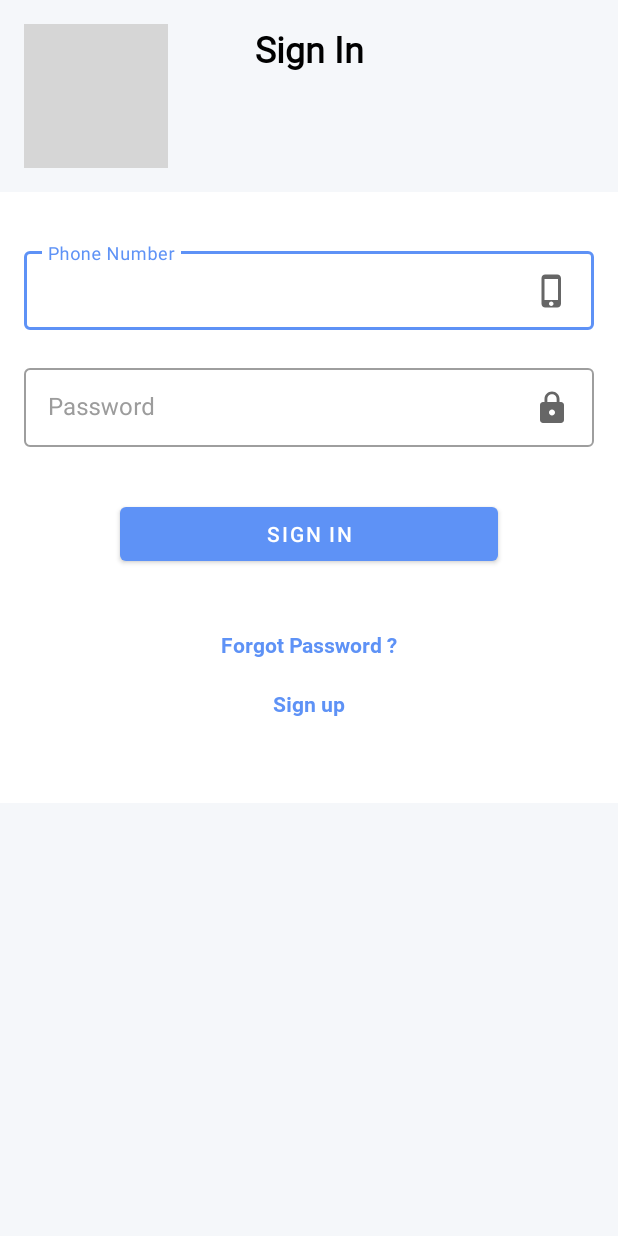
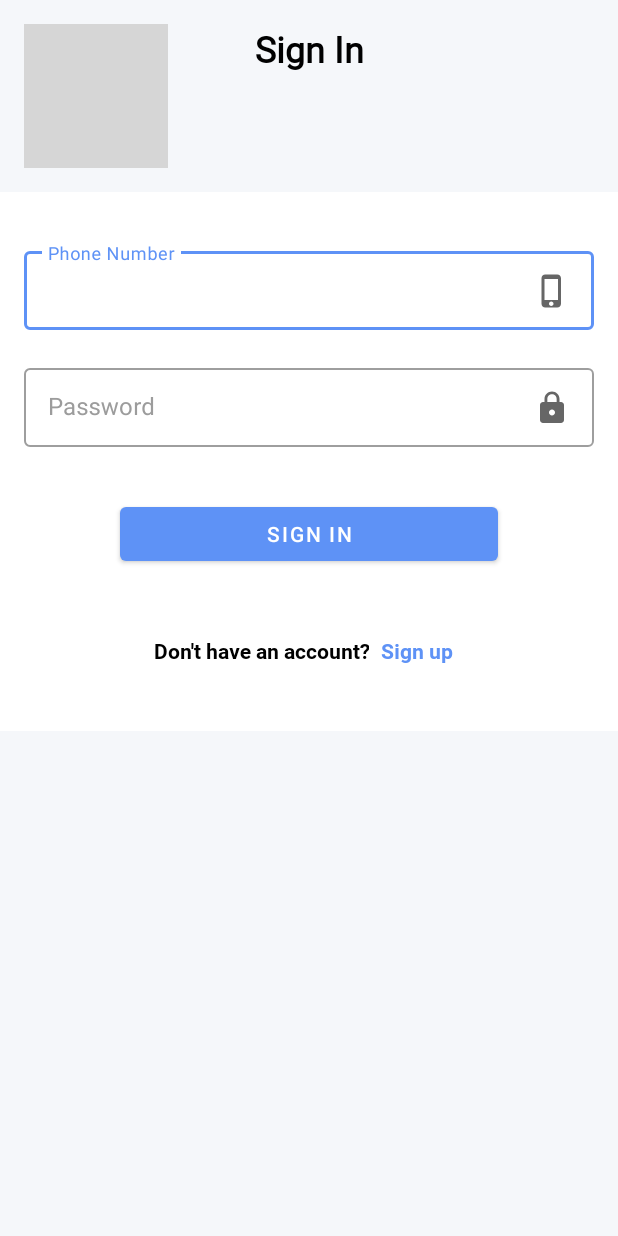
Before and after one commit to Anasmb/IS499_Barbershop, an Android app: the screen it shows after launch (SigninActivity), item 2 of the bottom bar chosen, on a phone screen of 412 x 824 dp. Run offline under Robolectric (Android 15) with nearby library versions, the light colour scheme and no system bars; our stand-ins replace Volley; libraries missing offline, so code that uses them is left out: com.vishnusivadas.advanced_httpurlconnection; network calls fail; grey boxes are pictures that could not be loaded.

Commit message:
+ minor bug fixes

```diff
--- a/app/src/main/java/com/example/barbershop/AppointmentFragment.java
+++ b/app/src/main/java/com/example/barbershop/AppointmentFragment.java
@@ -111,7 +111,7 @@ public class AppointmentFragment extends Fragment implements AppointmentAdapter.
         }, new Response.ErrorListener() {
             @Override
             public void onErrorResponse(VolleyError error) { // this method will execute if there is error
-                Toast.makeText(getActivity(),error.getMessage(), Toast.LENGTH_LONG).show();
+                Log.d("php", "Unable to connect to Database");
             }
         });
 
--- a/app/src/main/java/com/example/barbershop/CreateAccountActivity.java
+++ b/app/src/main/java/com/example/barbershop/CreateAccountActivity.java
@@ -93,7 +93,7 @@ public class CreateAccountActivity extends AppCompatActivity {
                                 finish();
                             }
                             else {
-                                Toast.makeText(getApplicationContext(),result,Toast.LENGTH_LONG).show();
+                                Toast.makeText(getApplicationContext(),"Unable to connect to Database", Toast.LENGTH_SHORT).show();
                                 Log.d("php", result);
                                 signupButton.setClickable(true);
                             }
--- a/app/src/main/java/com/example/barbershop/OfferFragment.java
+++ b/app/src/main/java/com/example/barbershop/OfferFragment.java
@@ -84,7 +84,7 @@ public class OfferFragment extends Fragment {
         }, new Response.ErrorListener() {
             @Override
             public void onErrorResponse(VolleyError error) { // this method will execute if there is error
-                Log.d("php", "onErrorResponse: " + error);
+                Log.d("php", "Unable to connect to Database");
             }
         });
 
--- a/app/src/main/java/com/example/barbershop/SigninActivity.java
+++ b/app/src/main/java/com/example/barbershop/SigninActivity.java
@@ -84,7 +84,7 @@ public class SigninActivity extends AppCompatActivity {
                                     saveCustomerInfo();
                                 }
                                 else {
-                                    Toast.makeText(getApplicationContext(),result,Toast.LENGTH_LONG).show();
+                                    Toast.makeText(getApplicationContext(),"Unable to connect to Database", Toast.LENGTH_SHORT).show();
                                     Log.d("php", result);
                                     signinButton.setClickable(true);
                                 }
--- a/app/src/main/res/layout/activity_signin.xml
+++ b/app/src/main/res/layout/activity_signin.xml
@@ -54,7 +54,7 @@
                 android:id="@+id/signinPhoneNumberEditText"
                 android:layout_width="match_parent"
                 android:layout_height="match_parent"
-                android:inputType="textEmailAddress"
+                android:inputType="number"
                 android:drawableRight="@drawable/ic_baseline_phone_iphone_24"
                 android:singleLine="true"
                 android:maxLength="10"/>
@@ -89,24 +89,44 @@
             android:layout_marginVertical="24dp"
             android:text="Sign in"/>
 
-        <TextView
+<!--        <TextView-->
+<!--            android:layout_width="match_parent"-->
+<!--            android:layout_height="wrap_content"-->
+<!--            android:layout_marginTop="16dp"-->
+<!--            android:text="Forgot Password ?"-->
+<!--            android:textColor="@color/skyBlue"-->
+<!--            android:fontFamily="@font/roboto_bold"-->
+<!--            android:textAlignment="center"/>-->
+
+        <LinearLayout
             android:layout_width="match_parent"
             android:layout_height="wrap_content"
-            android:layout_marginTop="16dp"
-            android:text="Forgot Password ?"
-            android:textColor="@color/skyBlue"
+            android:orientation="horizontal"
+            android:layout_marginVertical="20dp"
+            android:gravity="center">
+
+            <TextView
+                android:layout_width="wrap_content"
+                android:layout_height="wrap_content"
+                android:text="Don't have an account?"
+                android:textColor="@color/black"
                 android:fontFamily="@font/roboto_bold"
                 android:textAlignment="center"/>
 
             <TextView
                 android:id="@+id/signupTxt"
-            android:layout_width="match_parent"
-            android:layout_height="32dp"
-            android:layout_marginVertical="20dp"
+                android:layout_width="wrap_content"
+                android:layout_height="wrap_content"
                 android:text="Sign up"
+                android:layout_marginHorizontal="8dp"
                 android:textColor="@color/skyBlue"
                 android:fontFamily="@font/roboto_bold"
                 android:textAlignment="center"/>
+
+
+        </LinearLayout>
+
+
 
 
 
```
Also changed, not shown: app/src/main/java/com/example/barbershop/SalonFragment.java (+9 -8 lines). Lines whose indentation alone changed are shown as unchanged.
